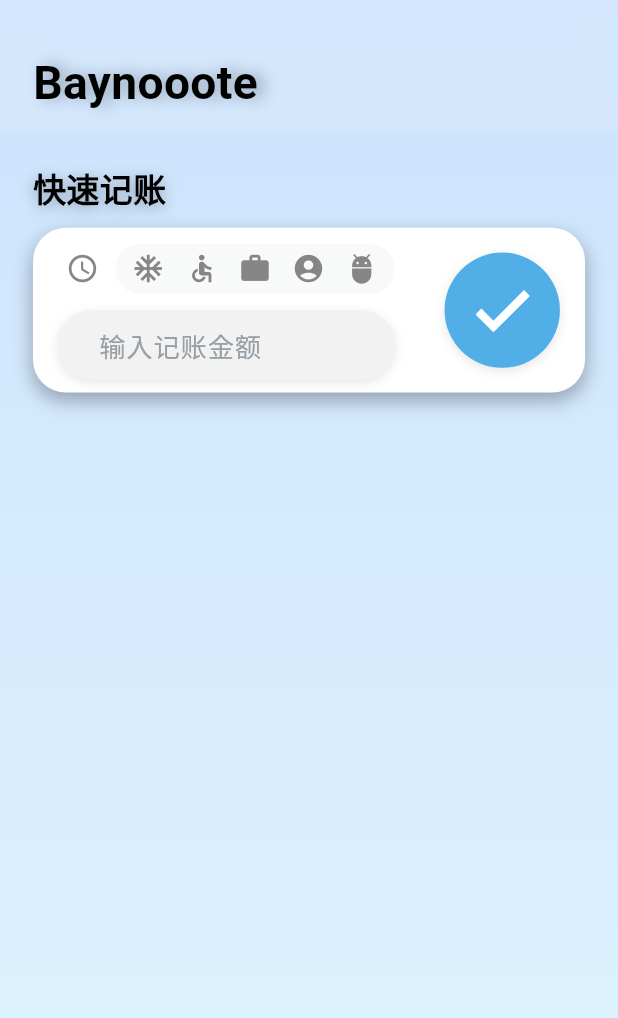
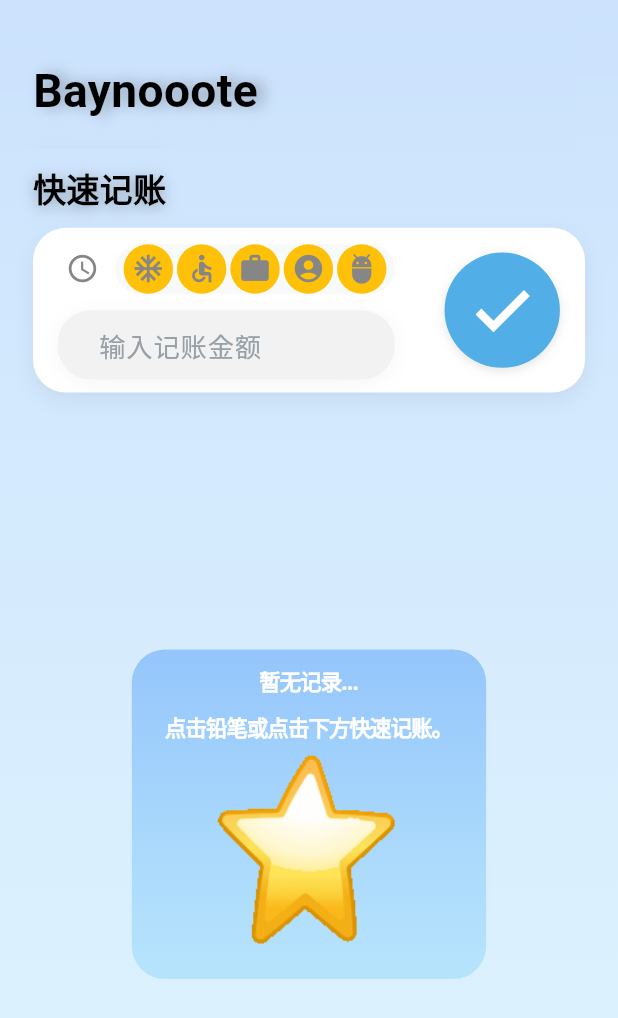
Before and after one commit to palrd/Baynooote, a Flutter app: the screen it shows after launch, on a phone screen of 412 x 824 dp. Shown: the top 1018 px of the screen. Run offline on Flutter 3.47's test engine with Material 3 defaults, Android fonts, the light colour scheme and no system bars.

Commit message:
无状态占位widget的布局

```diff
--- a/lib/app/app_theme.dart
+++ b/lib/app/app_theme.dart
@@ -2,98 +2,110 @@
 import 'package:flutter/material.dart';
 
 class AppTheme {
-  //添加私有构造器防止被实例化
+  ///添加私有构造器防止被实例化
   AppTheme._();
-  //作为亮色的背景色
 
-  //0.1 1A
-  //0.2 33
-  //0.3 4C
-  //0.9 99
-  static const LinearGradient primaryBackgroundGradient = LinearGradient(
+  ///作为亮色的背景色
+
+  ///0.1 1A
+  ///0.2 33
+  ///0.3 4C
+  ///0.5 80
+  ///0.9 99
+  ////透明度更低的渐变色背景1
+  static const LinearGradient primaryBackgroundGradient1 = LinearGradient(
     colors: [Color(0x4C539EF9), Color(0x3361C5F9)],
     begin: Alignment.topCenter,
     end: Alignment.bottomCenter,
   );
 
-  //ICON的颜色
+  ////透明度更高的渐变色背景2
+  static const LinearGradient primaryBackgroundGradient2 = LinearGradient(
+    colors: [Color(0x80539EF9), Color(0x4C61C5F9)],
+    begin: Alignment.topCenter,
+    end: Alignment.bottomCenter,
+  );
 
-  //icon的底色
+  ///ICON的颜色
+
+  ///icon的底色
   static const Color iconBgColor = Color(0xFF51AEE7);
-  //类型icon图标的颜色
+
+  ///类型icon图标的颜色
   static const Color typeIconColor = Color(0xFF868686);
-  //主要icon图标的颜色
+
+  ///主要icon图标的颜色
   static const Color iconColor = Color(0xFFFFFFFF);
-  //icon状态颜色：
-  //状态为：通过
+
+  ///icon状态颜色：
+  ///状态为：通过
   static const Color successColor = Color(0xFF48A938);
-  //状态为：不可选择
+
+  ///状态为：不可选择
   static const Color unChooseColor = Color(0xFFC5C9CC);
-  //状态为： 认账通过
+
+  ///状态为： 认账通过
   static const Color confirmColor = Color(0xFF4B91CA);
 
-  //文字的颜色
+  ///文字的颜色
 
-  //主标题文字色
+  ///主标题文字色
   static const Color titleColor = Color(0xFF000000);
 
-  //placehol/次要展示文字颜色
+  ///placehol/次要展示文字颜色
   static const Color secondaryTitleColor = Color(0xFF97A0A7);
 
-  //单个item的leading标题颜色
+  ///单个item的leading标题颜色
   static const Color leadingTextColor = Color(0xFF434449);
 
-  //单个item的subtitle颜色
+  ///单个item的subtitle颜色
   static const Color subtitleTextColor = Color(0xFF8D8E90);
 
-  //单个item的时间颜色
+  ///单个item的时间颜色
   static const Color timeColor = Color(0xFF95999A);
 
+  ///文字大小的定义
+  ///最大标题（Baynooote）
+  static final double biggestTitle = 28;
 
+  ///第二级标题
+  static final double secondaryTitle = 20;
 
-  //文字大小的定义
-  //最大标题（Baynooote）
-  static final double biggestTitle = 28;
-  //第二级标题
-  static final double secondaryTitle = 20;
-  //第三级标题
+  ///第三级标题
   static final double thridTitle = 16;
-  //时间文字大小
+
+  ///时间文字大小
   static final double timeText = 13;
-  //常规文字大小
+
+  ///常规文字大小
   static final double normalText = 11;
 
+  ///定义主题数据
+  static final ThemeData lightTheme = ThemeData(
+    ///启用material3
+    useMaterial3: true,
 
-
-
-  //定义主题数据
-  static final ThemeData lightTheme = ThemeData(
-    //启用material3
-    useMaterial3: true,
-    //让整体配色基于背景色生成
+    ///让整体配色基于背景色生成
     colorScheme: ColorScheme.fromSeed(
       seedColor: Color(0xFF61C5F9),
       brightness: Brightness.light,
     ),
 
-    //使用渐变色作为背景
-    scaffoldBackgroundColor: const Color.fromARGB(
-      255,
-      255,
-      255,
-      255,
-    ), // 避免被纯色背景覆盖
+    ///使用渐变色作为背景
+    scaffoldBackgroundColor: const Color.fromARGB(255, 255, 255, 255),
+
+    /// 避免被纯色背景覆盖
     extensions: <ThemeExtension<dynamic>>[
-      AppGradientTheme(backgroundGradient: primaryBackgroundGradient),
+      ////渐变色1
+      AppGradientTheme(backgroundGradient: primaryBackgroundGradient1),
     ],
-    //使用方式
-    // decoration: BoxDecoration(
-    //   gradient: gradientTheme.backgroundGradient,
-    // ),
 
+    ///使用方式
+    /// decoration: BoxDecoration(
+    ///   gradient: gradientTheme.backgroundGradient,
+    /// ),
 
-
-    //icon的颜色
+    ///icon的颜色
     iconTheme: IconThemeData(color: iconColor),
   );
 }
--- a/lib/core/util/size_fit_util.dart
+++ b/lib/core/util/size_fit_util.dart
@@ -24,10 +24,7 @@
 
   //初始化之后提供静态方法，用于缩放
   //宽度缩放
-  static int _count=1;
   static double sw(double width) {
-    print("计算了sw：count：$_count");
-    _count ++;
     return width * _scaleWidth;
   }
 
--- a/lib/features/ledger/presentetion/ledger_page.dart
+++ b/lib/features/ledger/presentetion/ledger_page.dart
@@ -1,4 +1,5 @@
 import 'package:baynooote/core/util/size_fit_util.dart';
+import 'package:baynooote/features/ledger/presentetion/widgets/ledger_data_active_place/ledger_data_active_place.dart';
 import 'package:baynooote/features/ledger/presentetion/widgets/ledger_header.dart';
 import 'package:baynooote/features/ledger/presentetion/widgets/ledger_quick_input/ledger_quick_input.dart';
 
@@ -29,19 +30,18 @@
   ///下层的容器
   Widget centerContentContainer(BuildContext context) {
     final gradientTheme = Theme.of(context).extension<AppGradientTheme>();
-    ///只计算一次
-    final _ContainerPadding = 20.sw;
+
 
     ///作为容器，占满屏幕、提供基础的左右padding约束、背景渐变色
     ///其中的内容拆分为单独widget逐个放入
     return Container(
       height: SizeFitUtil.screenHeight,
       padding: EdgeInsets.only(
-        left: _ContainerPadding,
-        right: _ContainerPadding,
+        left: 20.sw,
+        right: 20.sw,
       ),
       decoration: BoxDecoration(gradient: gradientTheme?.backgroundGradient),
-      child: Stack(children: [LedgerQuickInput()]),
+      child: Column(children: [LedgerQuickInput(),LedgerDataActivePlace()]),
     );
   }
 }
--- /dev/null
+++ b/lib/features/ledger/presentetion/view_models/data_active_place_view_model.dart
@@ -0,0 +1,18 @@
+import 'package:flutter/material.dart';
+
+///用来管理数据活动区的状态
+class DataActivePlaceViewModel extends ChangeNotifier {
+  ///是否有数据的状态值
+  bool _hasData = false;
+
+  ///提供getter
+  bool get hasData => _hasData;
+
+  ///提供set方法
+  void setHasData() {
+    _hasData = !_hasData;
+
+    ///通知ui更新
+    notifyListeners();
+  }
+}
--- /dev/null
+++ b/lib/features/ledger/presentetion/widgets/ledger_data_active_place/ledger_data_active_place.dart
@@ -0,0 +1,27 @@
+import 'package:baynooote/features/ledger/presentetion/view_models/data_active_place_view_model.dart';
+import 'package:flutter/material.dart';
+
+//依赖注入
+import 'package:baynooote/features/ledger/di/ledger_module.dart';
+
+///组件
+import 'ledger_noneData_placeholder.dart';
+
+///该组件是数据活动区域的最外层容器
+class LedgerDataActivePlace extends StatelessWidget {
+  const LedgerDataActivePlace({super.key});
+
+  @override
+  Widget build(BuildContext context) {
+    return Expanded(
+      child: Container(
+        alignment: Alignment.center,
+        child: Consumer<DataActivePlaceViewModel>(
+          builder: (ctx, vm, _) {
+            return vm.hasData ? Container() : LedgerNonedataPlaceholder();
+          },
+        ),
+      ),
+    );
+  }
+}
--- /dev/null
+++ b/lib/features/ledger/presentetion/widgets/ledger_data_active_place/ledger_noneData_placeholder.dart
@@ -0,0 +1,77 @@
+import 'package:baynooote/features/ledger/di/ledger_module.dart';
+
+import 'package:flutter/material.dart';
+
+///该组件是当数据活动区无数据时展示的组件
+///核心是一个容器包裹着三个内容，1.暂无记录 2.提示用户如何开始记账 3.一个用于装饰卡通动画
+
+class LedgerNonedataPlaceholder extends StatelessWidget {
+  @override
+  Widget build(BuildContext context) {
+
+
+    ///外层容器
+    return Container(
+      padding: EdgeInsets.symmetric(vertical: 10.sw),
+      decoration: BoxDecoration(
+        borderRadius: BorderRadius.circular(20.sw),
+        gradient: AppTheme.primaryBackgroundGradient2,
+      ),
+      width: 215.sw,
+      height: 200.sw,
+      child: Column(
+        children: [noDataText(), tipStartLedgerText(), AnimatedIcon()],
+      ),
+    );
+  }
+
+  ///1.暂无记录
+  Widget noDataText() {
+    return Text(
+      "暂无记录...",
+      style: TextStyle(
+        fontSize: AppTextTheme.bodyMedium.fontSize,
+        fontWeight: FontWeight.w800,
+        color: AppTheme.iconColor,
+        letterSpacing: -0.6,
+      ),
+    );
+  }
+
+  ///提示记录方式,以及开始记录
+  Widget tipStartLedgerText() {
+    return Container(
+      margin: EdgeInsets.only(top: 8.sw),
+      child: Text(
+        "点击铅笔或点击下方快速记账。",
+        style: TextStyle(
+          fontSize: AppTextTheme.bodyMedium.fontSize,
+          fontWeight: FontWeight.w800,
+          color: AppTheme.iconColor,
+          letterSpacing: -0.6,
+        ),
+      ),
+    );
+  }
+}
+
+///3.动画icon
+class AnimatedIcon extends StatefulWidget {
+  const AnimatedIcon({super.key});
+
+  @override
+  State<AnimatedIcon> createState() => _AnimatedIconState();
+}
+
+class _AnimatedIconState extends State<AnimatedIcon> {
+  @override
+  Widget build(BuildContext context) {
+    return Expanded(
+      child: Container(
+        padding: EdgeInsets.all(5.sw),
+        alignment: Alignment.center,
+        child: Image.asset("assets/images/StarAnimation.gif"),
+      ),
+    );
+  }
+}
--- /dev/null
+++ b/lib/features/ledger/presentetion/widgets/ledger_data_active_place/ledger_show_data.dart
@@ -0,0 +1,16 @@
+import 'package:flutter/material.dart';
+
+///该组件是当活动区中有数据时展示的组件
+///在这个组件中，需要根据"快速记录卡片的状态来决定展示哪种类型的内容"
+///包括：
+///1.点击"输入记账金额"时，展示一个输入金额的键盘，以及展示输入内容的实时展示
+///2.点击"时间类型图标时，展示一个按照时间推荐的记账卡片
+///3.点击铅笔时，展示完整的默认记账卡片
+class LedgerShowData extends StatelessWidget {
+  const LedgerShowData({super.key});
+
+  @override
+  Widget build(BuildContext context) {
+    return const Placeholder();
+  }
+}
--- a/lib/features/ledger/presentetion/widgets/ledger_header.dart
+++ b/lib/features/ledger/presentetion/widgets/ledger_header.dart
@@ -1,6 +1,7 @@
 import 'dart:ui';
 
 import 'package:baynooote/app/app_text_theme.dart';
+
 import 'package:baynooote/shared/extensions/int_extension.dart';
 import 'package:flutter/material.dart';
 
@@ -13,14 +14,11 @@
       child: BackdropFilter(
         filter: ImageFilter.blur(sigmaX: 10, sigmaY: 10),
         child: Container(
-          height: 80.sw,
-          color: const Color.fromARGB(255, 255, 255, 255).withAlpha(33),
+          height: 90.sw,
+          color: Colors.transparent,
           alignment: Alignment.centerLeft,
-          padding: EdgeInsets.only(left: 20.sw, right: 20.sw,top: 20.sw),
-          child: Text(
-            "Baynooote",
-            style: AppTextTheme.displayLarge,
-          ),
+          padding: EdgeInsets.only(left: 20.sw, right: 20.sw, top: 20.sw),
+          child: Text("Baynooote", style: AppTextTheme.displayLarge),
         ),
       ),
     );
--- a/lib/features/ledger/presentetion/widgets/ledger_quick_input/confirm_button.dart
+++ b/lib/features/ledger/presentetion/widgets/ledger_quick_input/confirm_button.dart
@@ -1,4 +1,3 @@
-
 import 'package:flutter/material.dart';
 
 ///私有导入
--- a/lib/features/ledger/presentetion/widgets/ledger_quick_input/money_input_field.dart
+++ b/lib/features/ledger/presentetion/widgets/ledger_quick_input/money_input_field.dart
@@ -2,6 +2,36 @@
 
 ///私有导入
 import 'package:baynooote/features/ledger/di/ledger_module.dart';
+
+
+///记账金额输入区
+class moneyCountInput extends StatelessWidget {
+  const moneyCountInput({super.key});
+
+  @override
+  Widget build(BuildContext context) {
+    return Container(
+      padding: EdgeInsets.only(left: 15.sw, bottom: 8.sw, right: 15.sw),
+      height: 50.sw,
+      child: Container(
+        height: 40.sw,
+        padding: EdgeInsets.only(left: 25.sw),
+        decoration: BoxDecoration(
+          color: const Color(0xFFF2F2F2),
+          borderRadius: BorderRadius.circular(20.sw),
+          boxShadow: [
+            BoxShadow(
+              color: const Color.fromARGB(9, 0, 0, 0),
+              offset: Offset(0, 2),
+              blurRadius: 10,
+            ),
+          ],
+        ),
+        child: Center(child: MoneyInputField()),
+      ),
+    );
+  }
+}
 
 ///内容变动，所以单独抽出
 ////金额输入
--- a/lib/features/ledger/presentetion/widgets/ledger_quick_input/quick_input_card.dart
+++ b/lib/features/ledger/presentetion/widgets/ledger_quick_input/quick_input_card.dart
@@ -21,7 +21,7 @@
         borderRadius: BorderRadius.circular(20.sw),
         boxShadow: [
           BoxShadow(
-            color: Colors.black.withAlpha(0x4C),
+            color: const Color.fromARGB(14, 0, 0, 0),
             offset: Offset(0, 5),
             blurRadius: 10,
           ),
@@ -29,16 +29,14 @@
       ),
       margin: EdgeInsets.only(top: 10.sw),
       height: 100.sw,
+
       ///在卡片内部首先分为左右两部分
-      child: Row(
-        mainAxisSize: MainAxisSize.min,
-        children: [inputSection(), ConfirmButton()],
-      ),
+      child: Row(children: [inputSection(), ConfirmButton()]),
     );
   }
 }
 
-////左侧的记账信息输入区域
+///左侧的记账信息输入区域
 class inputSection extends StatelessWidget {
   const inputSection({super.key});
 
@@ -49,38 +47,10 @@
       flex: 7,
       child: Column(
         mainAxisSize: MainAxisSize.min,
+
         ///为左侧的上下两层写 Widget
         children: [TypeChoiceBar(), moneyCountInput()],
       ),
     );
   }
 }
-
-////记账金额输入区
-class moneyCountInput extends StatelessWidget {
-  const moneyCountInput({super.key});
-
-  @override
-  Widget build(BuildContext context) {
-    return Container(
-      padding: EdgeInsets.only(left: 15.sw, bottom: 8.sw, right: 15.sw),
-      height: 50.sw,
-      child: Container(
-        height: 40.sw,
-        padding: EdgeInsets.only(left: 25.sw),
-        decoration: BoxDecoration(
-          color: const Color(0xFFF2F2F2),
-          borderRadius: BorderRadius.circular(20.sw),
-          boxShadow: [
-            BoxShadow(
-              color: Colors.black.withAlpha(0x1A),
-              offset: Offset(0, 2),
-              blurRadius: 5,
-            ),
-          ],
-        ),
-        child: Center(child: MoneyInputField()),
-      ),
-    );
-  }
-}
--- a/lib/features/ledger/presentetion/widgets/ledger_quick_input/type_choice_item.dart
+++ b/lib/features/ledger/presentetion/widgets/ledger_quick_input/type_choice_item.dart
@@ -18,9 +18,12 @@
   @override
   Widget build(BuildContext context) {
     return Container(
+
       width: 30.sw,
       height: 30.sw,
-      decoration: BoxDecoration(borderRadius: BorderRadius.circular(30.sw)),
+      decoration: BoxDecoration(
+        color: Colors.amber,
+        borderRadius: BorderRadius.circular(30.sw)),
       child: Icon(
         widget.iconName,
         fontWeight: FontWeight.w500,
--- a/lib/main.dart
+++ b/lib/main.dart
@@ -1,6 +1,7 @@
 import 'package:baynooote/app/app_router.dart';
 import 'package:baynooote/app/app_theme.dart';
 import 'package:baynooote/core/util/size_fit_util.dart';
+import 'package:baynooote/features/ledger/presentetion/view_models/data_active_place_view_model.dart';
 import 'package:baynooote/features/ledger/presentetion/view_models/state_card_view_model.dart';
 import 'package:flutter/material.dart';
 import 'package:provider/provider.dart';
@@ -11,6 +12,7 @@
     MultiProvider(
       providers: [
         ChangeNotifierProvider(create: (ctx) => StateCardViewModel()),
+        ChangeNotifierProvider(create: (ctx) => DataActivePlaceViewModel()),
       ],
       child: Baynooote(),
     ),
@@ -25,10 +27,13 @@
 
     return MaterialApp(
       debugShowCheckedModeBanner: false,
+
       ///初始化路由表
       routes: AppRouter.routes,
+
       ///初始化页面
       initialRoute: "/ledger",
+
       ///初始化主题数据
       theme: AppTheme.lightTheme,
     );
```
Also changed, not shown: lib/app/app_text_theme.dart (+9 -6 lines), pubspec.yaml (+5 -5 lines), assets/images/Sleeping.gif (added), assets/images/StarAnimation.gif (added).
